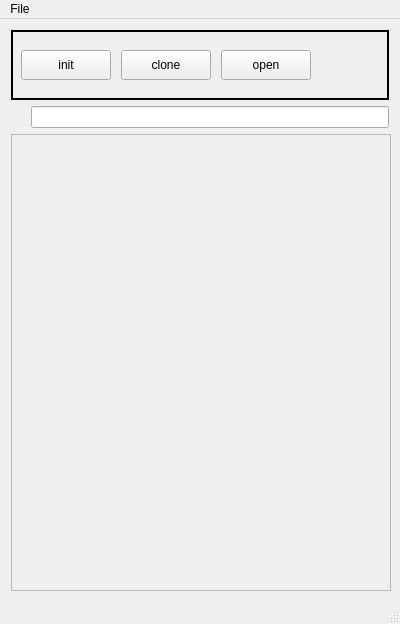
This is ui/mainwindow.ui in hidog/HiGit as Qt 5 draws it before an edit. The edited form follows.
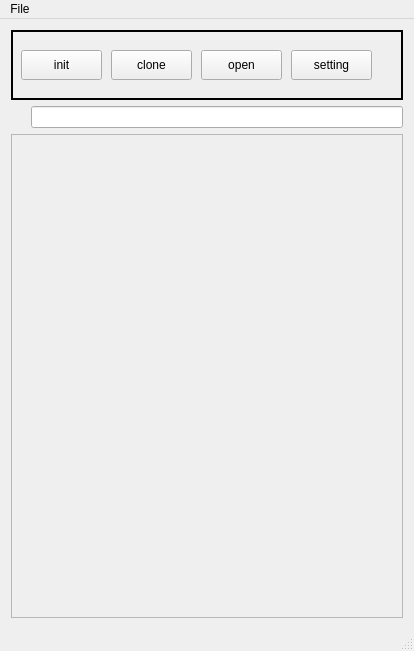
This is the edited form. Icons and pictures are not drawn.

```diff
--- a/ui/mainwindow.ui
+++ b/ui/mainwindow.ui
@@ -9,8 +9,8 @@
    <rect>
     <x>0</x>
     <y>0</y>
-    <width>400</width>
-    <height>624</height>
+    <width>414</width>
+    <height>651</height>
    </rect>
   </property>
   <property name="minimumSize">
@@ -45,7 +45,7 @@
           <rect>
            <x>10</x>
            <y>20</y>
-           <width>90</width>
+           <width>81</width>
            <height>30</height>
           </rect>
          </property>
@@ -56,9 +56,9 @@
         <widget class="QPushButton" name="cloneButton">
          <property name="geometry">
           <rect>
-           <x>110</x>
+           <x>100</x>
            <y>20</y>
-           <width>90</width>
+           <width>81</width>
            <height>30</height>
           </rect>
          </property>
@@ -69,9 +69,9 @@
         <widget class="QPushButton" name="openButton">
          <property name="geometry">
           <rect>
-           <x>210</x>
+           <x>190</x>
            <y>20</y>
-           <width>90</width>
+           <width>81</width>
            <height>30</height>
           </rect>
          </property>
@@ -79,6 +79,19 @@
           <string>open</string>
          </property>
         </widget>
+        <widget class="QPushButton" name="settingButton">
+         <property name="geometry">
+          <rect>
+           <x>280</x>
+           <y>20</y>
+           <width>81</width>
+           <height>30</height>
+          </rect>
+         </property>
+         <property name="text">
+          <string>setting</string>
+         </property>
+        </widget>
        </widget>
       </item>
       <item>
@@ -198,8 +211,8 @@
           <rect>
            <x>0</x>
            <y>0</y>
-           <width>378</width>
-           <height>457</height>
+           <width>388</width>
+           <height>470</height>
           </rect>
          </property>
         </widget>
@@ -215,8 +228,8 @@
     <rect>
      <x>0</x>
      <y>0</y>
-     <width>400</width>
-     <height>22</height>
+     <width>414</width>
+     <height>25</height>
     </rect>
    </property>
    <property name="defaultUp">
```
Left out of the diff: 6 changed lines with no effect on the pictures.
